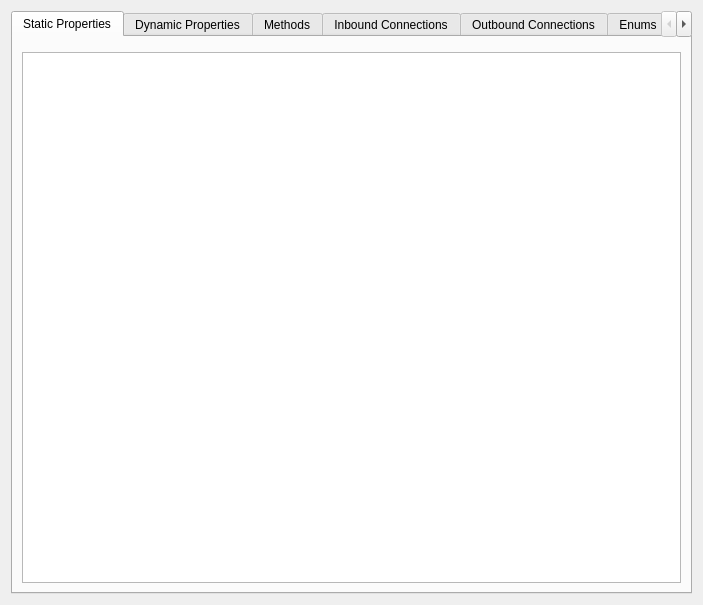
Qt form propertywidget.ui (KDAB/GammaRay) before a commit.
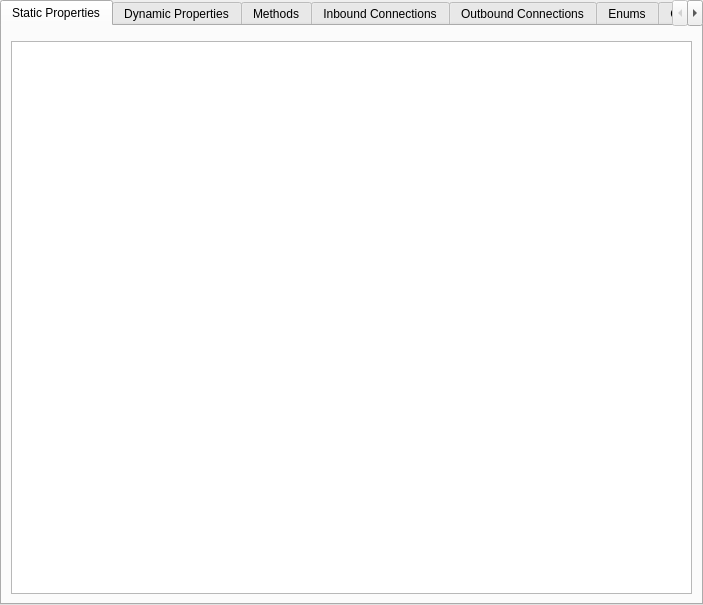
The same form after that commit. Custom widgets are drawn as their Qt base class.

Commit message: Get rid of some margins and general prettification.

Patch:
```diff
--- a/propertywidget.ui
+++ b/propertywidget.ui
@@ -11,6 +11,9 @@
    </rect>
   </property>
   <layout class="QVBoxLayout" name="verticalLayout">
+   <property name="margin">
+    <number>0</number>
+   </property>
    <item>
     <widget class="QTabWidget" name="tabWidget">
      <property name="currentIndex">
```
Left out of the diff: 14 changed lines with no effect on the pictures. The commit also changes 2 other files.
